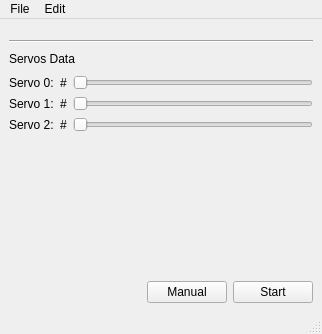
Above: Code/mainwindow.ui from jmigual/ETSEIB-deltaRobot before the change. Below: the same form after it.
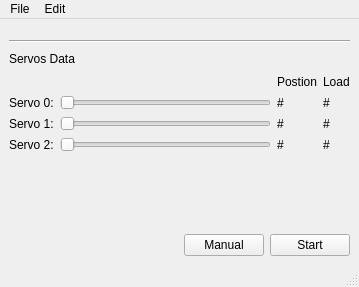
That is the form after the change. Icons and pictures are not drawn.

Commit message: Finished refresh servos function and added many documentation

```diff
--- a/Code/mainwindow.ui
+++ b/Code/mainwindow.ui
@@ -6,8 +6,8 @@
    <rect>
     <x>0</x>
     <y>0</y>
-    <width>322</width>
-    <height>334</height>
+    <width>359</width>
+    <height>287</height>
    </rect>
   </property>
   <property name="windowTitle">
@@ -61,81 +61,113 @@
      </layout>
     </item>
     <item>
-     <layout class="QFormLayout" name="formLayout">
-      <item row="0" column="0">
+     <layout class="QGridLayout" name="gridLayout">
+      <item row="0" column="2">
+       <widget class="QLabel" name="label_6">
+        <property name="text">
+         <string>Postion</string>
+        </property>
+       </widget>
+      </item>
+      <item row="0" column="3">
+       <widget class="QLabel" name="label_7">
+        <property name="text">
+         <string>Load</string>
+        </property>
+       </widget>
+      </item>
+      <item row="1" column="0">
        <widget class="QLabel" name="label">
         <property name="text">
          <string>Servo 0:</string>
         </property>
        </widget>
       </item>
-      <item row="1" column="0">
+      <item row="1" column="1">
+       <widget class="QSlider" name="servo0S">
+        <property name="focusPolicy">
+         <enum>Qt::NoFocus</enum>
+        </property>
+        <property name="maximum">
+         <number>300</number>
+        </property>
+        <property name="tracking">
+         <bool>false</bool>
+        </property>
+        <property name="orientation">
+         <enum>Qt::Horizontal</enum>
+        </property>
+       </widget>
+      </item>
+      <item row="1" column="2">
+       <widget class="QLabel" name="servo0">
+        <property name="text">
+         <string>#</string>
+        </property>
+       </widget>
+      </item>
+      <item row="1" column="3">
+       <widget class="QLabel" name="servo0L">
+        <property name="text">
+         <string>#</string>
+        </property>
+       </widget>
+      </item>
+      <item row="2" column="0">
        <widget class="QLabel" name="label_2">
         <property name="text">
          <string>Servo 1:</string>
         </property>
        </widget>
       </item>
-      <item row="2" column="0">
+      <item row="2" column="1">
+       <widget class="QSlider" name="servo1S">
+        <property name="orientation">
+         <enum>Qt::Horizontal</enum>
+        </property>
+       </widget>
+      </item>
+      <item row="2" column="2">
+       <widget class="QLabel" name="servo1">
+        <property name="text">
+         <string>#</string>
+        </property>
+       </widget>
+      </item>
+      <item row="2" column="3">
+       <widget class="QLabel" name="servo1L">
+        <property name="text">
+         <string>#</string>
+        </property>
+       </widget>
+      </item>
+      <item row="3" column="0">
        <widget class="QLabel" name="label_3">
         <property name="text">
          <string>Servo 2:</string>
         </property>
        </widget>
       </item>
-      <item row="0" column="1">
-       <layout class="QHBoxLayout" name="horizontalLayout_2">
-        <item>
-         <widget class="QLabel" name="servo0">
-          <property name="text">
-           <string>#</string>
-          </property>
-         </widget>
-        </item>
-        <item>
-         <widget class="QSlider" name="servo0S">
-          <property name="orientation">
-           <enum>Qt::Horizontal</enum>
-          </property>
-         </widget>
-        </item>
-       </layout>
+      <item row="3" column="1">
+       <widget class="QSlider" name="servo2S">
+        <property name="orientation">
+         <enum>Qt::Horizontal</enum>
+        </property>
+       </widget>
       </item>
-      <item row="1" column="1">
-       <layout class="QHBoxLayout" name="horizontalLayout_4">
-        <item>
-         <widget class="QLabel" name="servo1">
-          <property name="text">
-           <string>#</string>
-          </property>
-         </widget>
-        </item>
-        <item>
-         <widget class="QSlider" name="servo1S">
-          <property name="orientation">
-           <enum>Qt::Horizontal</enum>
-          </property>
-         </widget>
-        </item>
-       </layout>
+      <item row="3" column="2">
+       <widget class="QLabel" name="servo2">
+        <property name="text">
+         <string>#</string>
+        </property>
+       </widget>
       </item>
-      <item row="2" column="1">
-       <layout class="QHBoxLayout" name="horizontalLayout_5">
-        <item>
-         <widget class="QLabel" name="servo2">
-          <property name="text">
-           <string>#</string>
-          </property>
-         </widget>
-        </item>
-        <item>
-         <widget class="QSlider" name="servo2S">
-          <property name="orientation">
-           <enum>Qt::Horizontal</enum>
-          </property>
-         </widget>
-        </item>
-       </layout>
+      <item row="3" column="3">
+       <widget class="QLabel" name="servo2L">
+        <property name="text">
+         <string>#</string>
+        </property>
+       </widget>
       </item>
      </layout>
     </item>
@@ -190,7 +222,7 @@
     <rect>
      <x>0</x>
      <y>0</y>
-     <width>322</width>
+     <width>359</width>
      <height>20</height>
     </rect>
    </property>
```
The commit also changes 594 other files.
